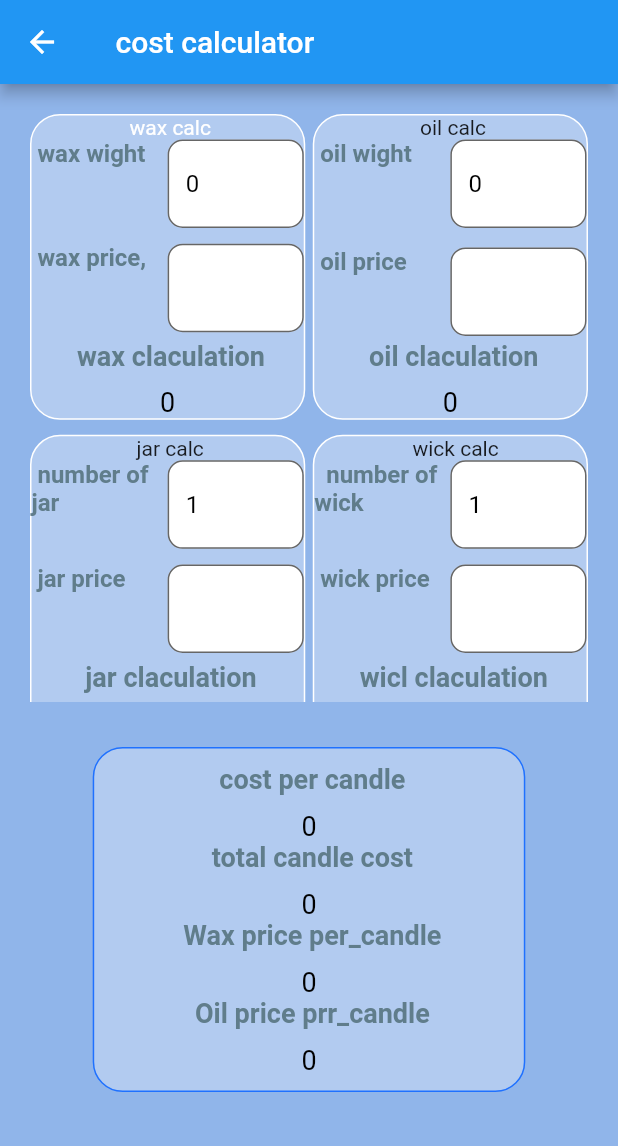
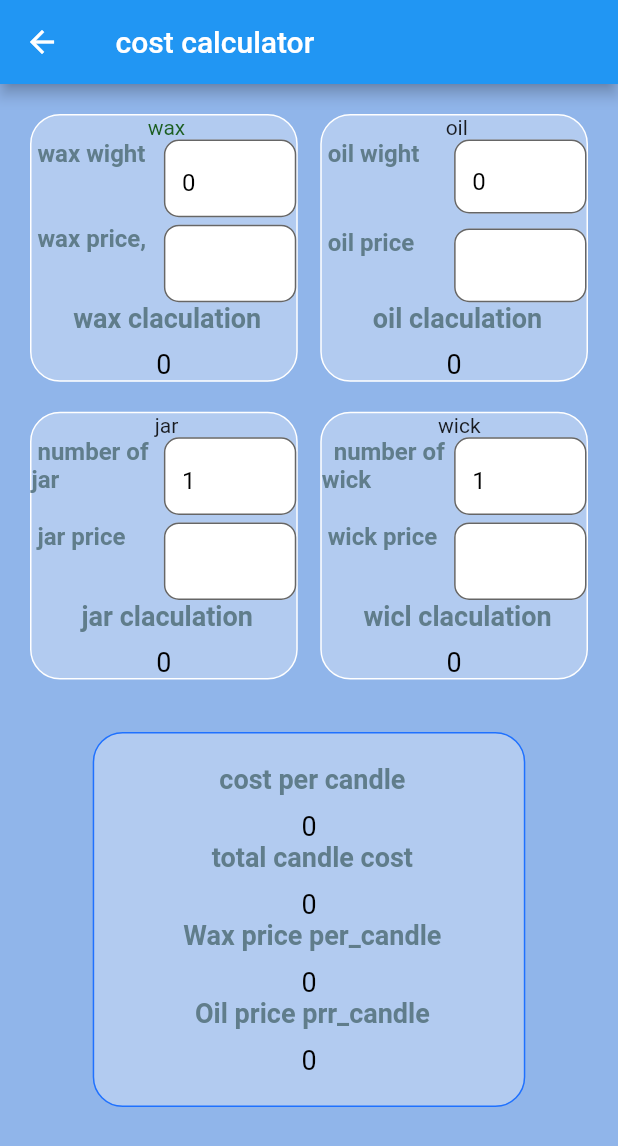
Before and after one commit to abdohass/candle3, a Flutter app: the screen it shows after launch, after a tap on "costCalculation", on a phone screen of 412 x 824 dp. Shown: the top 1146 px of the screen. Run offline on Flutter 3.47's test engine with Material 2 defaults, Android fonts, the phone set to English and light mode, and no system bars; our stand-ins replace hive, shared_preferences, sqflite; accounts and stored records are empty.

Commit message:
after space in cost

```diff
--- a/assets/lang/en.json
+++ b/assets/lang/en.json
@@ -15,10 +15,10 @@
   "oil candle" :"oil candle",
   "total candles": "total candles" ,
   "cost calculator" :  "cost calculator",
-  "wax" : "wax calc" ,
-  "oil" :   "oil calc",
-  "jar" :  "jar calc",
-  " wick" :  " wick calc" ,
+  "wax" : "wax" ,
+  "oil" :   "oil",
+  "jar" :  "jar",
+  " wick" :  " wick" ,
   "cost per candle" :"cost per candle",
   "total candle cost" : "total candle cost" ,
   "Wax price per_candle" : "Wax price per_candle" ,
--- a/lib/sreens/costCalculation.dart
+++ b/lib/sreens/costCalculation.dart
@@ -724,11 +724,11 @@ class _CostCalculationState extends State<CostCalculation> {
               Container(
                 height:MediaQuery.of(context).size.height*.5,
                 child: GridView.count(
-                  childAspectRatio: .9,
+                  childAspectRatio:1,
                   primary: false,
                   padding: const EdgeInsets.all(20),
-                  crossAxisSpacing: 5,
-                  mainAxisSpacing: 10,
+                  crossAxisSpacing: 15,
+                  mainAxisSpacing: 20,
                   crossAxisCount: 2,
                   physics:NeverScrollableScrollPhysics(),
 
@@ -739,21 +739,17 @@ class _CostCalculationState extends State<CostCalculation> {
                     Container(
                       decoration: BoxDecoration(
                           color: Colors.white.withOpacity(.3),
-                          // color: Colors.teal[200],
+
                           borderRadius: BorderRadius.circular(20),
                           border: Border.all(color: Colors.white)),
 
-                      // height: 50,
+
                       padding: const EdgeInsets.only(top: 0),
 
-                      //color: Colors.teal[100],
-                      // height: 5,
-                      // padding: const EdgeInsets.all(8),
-                      // color: Colors.teal[100],
                       child:  Column(
                         children: [
                           Text(" ${getLang(context, "wax")}" ,
-                          style :TextStyle(color: Colors.white))
+                          style :TextStyle(color: Colors.green.shade900))
                           ,
                           Expanded(
                             child: TextFieldTitle(
@@ -878,9 +874,11 @@ class _CostCalculationState extends State<CostCalculation> {
                         ],
                       ),
                     ),
+
                     Container(
                       decoration: BoxDecoration(
-                          color: Colors.white.withOpacity(.3),                          borderRadius: BorderRadius.circular(20),
+                          color: Colors.white.withOpacity(.3),
+                          borderRadius: BorderRadius.circular(20),
                           border: Border.all(color: Colors.white)),
 
                       // padding: const EdgeInsets.only(top: 10),
@@ -925,9 +923,9 @@ class _CostCalculationState extends State<CostCalculation> {
                   ],
                 ),
               ),
-              SizedBox(height: 30),
+             SizedBox(height: 20),
               Container(
-                padding: const EdgeInsets.symmetric(vertical: 10, horizontal: 5),
+                padding: const EdgeInsets.symmetric(vertical: 20, horizontal: 30),
                 width: MediaQuery.of(context).size.width*.7,
                 decoration: BoxDecoration(
                     color: Colors.white.withOpacity(.3),                    borderRadius: BorderRadius.circular(20),
```
